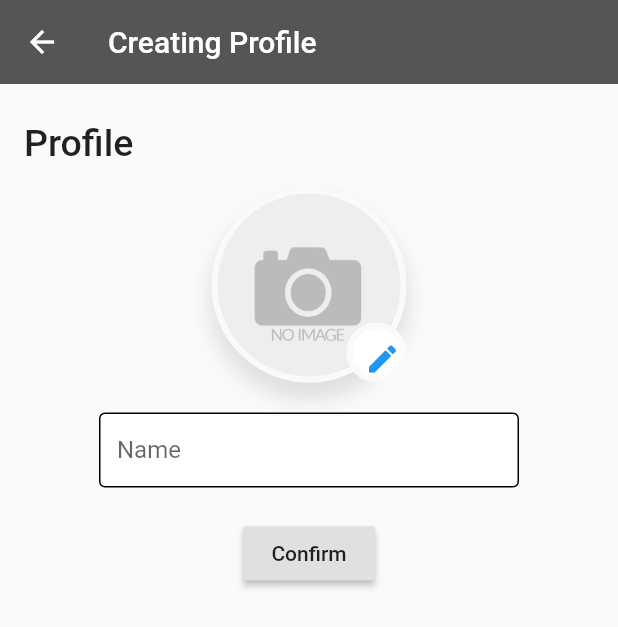
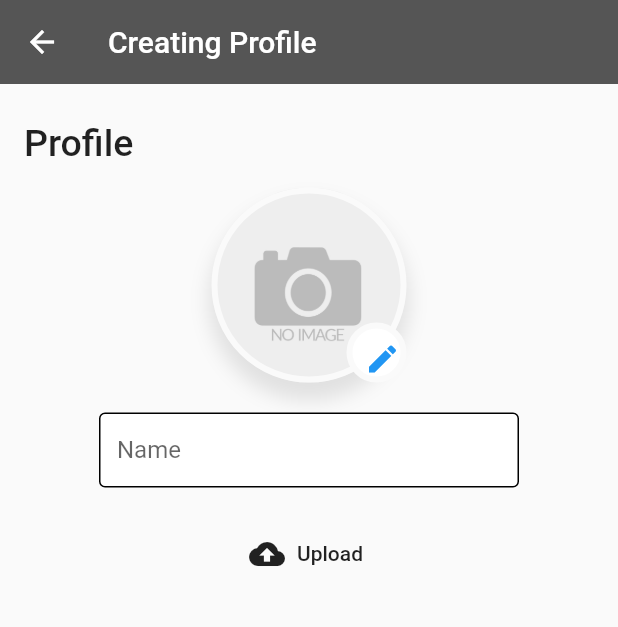
Before and after one commit to zulfadhli192627/tongtong, a Flutter app: the CreateProfile screen opened directly, on a phone screen of 412 x 824 dp. Shown: the top 627 px of the screen. Run offline on Flutter 3.47's test engine with Material 2 defaults, Android fonts, the phone set to English and light mode, and no system bars; our stand-ins replace cloud_firestore, firebase_auth, firebase_storage, flutter_login, flutter_speed_dial, flutter_spinkit and 4 more; missing offline and left inert: dart:ffi, firebase_admob, flutter_session; accounts and stored records are empty.

Commit message:
Ultimate Done

```diff
--- a/lib/screen/cProfile.dart
+++ b/lib/screen/cProfile.dart
@@ -180,16 +180,11 @@ class _CreateProfileState extends State<CreateProfile> {
                     SizedBox(
                       height: 20,
                     ),
-                    RaisedButton(
-                      child: Text('Confirm'),
-                      onPressed: () {
-                        UploadProfile(
-                          email: widget.email,
-                          name: name,
-                          file: imageFile,
-                        );
-                      },
-                    ),
+                    UploadProfile(
+                      email: widget.email,
+                      name: name,
+                      file: imageFile,
+                    )
                   ],
                 ),
               ),
--- a/lib/screen/homescreen.dart
+++ b/lib/screen/homescreen.dart
@@ -170,7 +170,7 @@ class _HomepageState extends State<Homepage> {
                           ),
                           //sign out button here
                           SizedBox(
-                            width: 120,
+                            width: 65,
                           ),
                           FlatButton.icon(
                             icon: Icon(Icons.person),
--- a/lib/services/uploadProfile.dart
+++ b/lib/services/uploadProfile.dart
@@ -2,11 +2,7 @@ import 'dart:io';
 
 import 'package:firebase_storage/firebase_storage.dart';
 import 'package:flutter/material.dart';
-import 'package:provider/provider.dart';
-import 'package:tong_tong/model/user.dart';
-import 'package:tong_tong/services/createGroup.dart';
 import 'package:tong_tong/services/createProfile.dart';
-import 'package:tong_tong/services/database.dart';
 
 class UploadProfile extends StatefulWidget {
   final File file;
```
Also changed, not shown: lib/services/createProfile.dart (+8 -9 lines).
